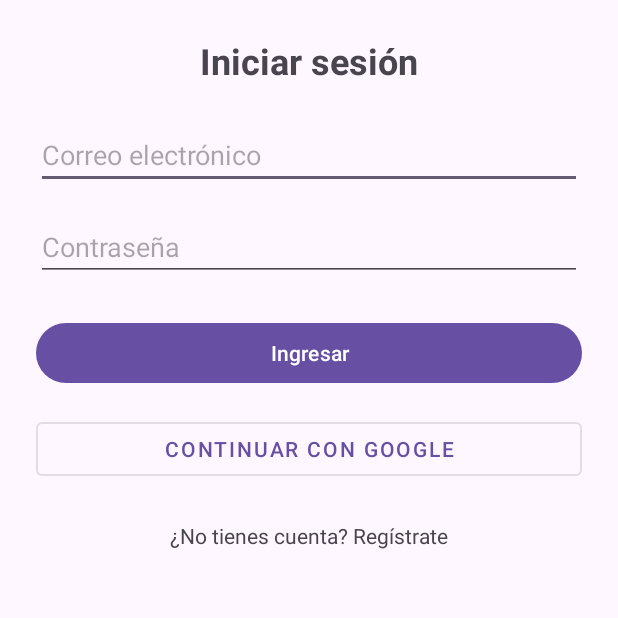
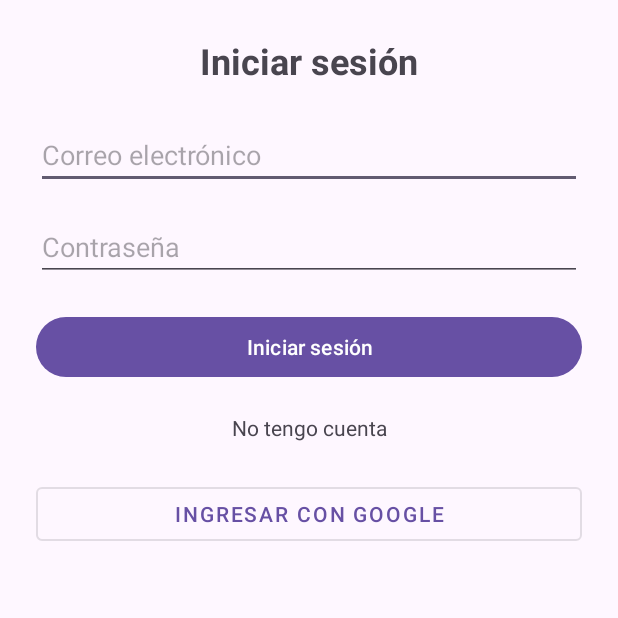
Before and after one commit to a256b/app-torneos-ajedrez, an Android app: the screen it shows after launch (LoginActivity), on a phone screen of 412 x 824 dp, the top half of it. Run offline under Robolectric (Android 15) with nearby library versions, the phone set to English and light mode, and no system bars; our stand-ins replace Firebase (no records; nobody signed in at launch, a user with empty details on screens opened directly).

```diff
--- a/app/src/main/res/layout/activity_login.xml
+++ b/app/src/main/res/layout/activity_login.xml
@@ -26,7 +26,7 @@
         android:id="@+id/username"
         android:layout_width="0dp"
         android:layout_height="wrap_content"
-        android:hint="Correo electrónico"
+        android:hint="@string/prompt_email"
         android:inputType="textEmailAddress"
         android:imeOptions="actionNext"
         app:layout_constraintTop_toBottomOf="@id/title"
@@ -38,7 +38,7 @@
         android:id="@+id/password"
         android:layout_width="0dp"
         android:layout_height="wrap_content"
-        android:hint="Contraseña"
+        android:hint="@string/prompt_password"
         android:inputType="textPassword"
         android:imeOptions="actionDone"
         app:layout_constraintTop_toBottomOf="@id/username"
@@ -61,36 +61,37 @@
         android:id="@+id/btnLogin"
         android:layout_width="0dp"
         android:layout_height="wrap_content"
-        android:text="Ingresar"
+        android:text="@string/sign_in"
         app:layout_constraintTop_toBottomOf="@id/loading"
         app:layout_constraintStart_toStartOf="parent"
         app:layout_constraintEnd_toEndOf="parent"
-        android:layout_marginTop="24dp"/>
+        android:layout_marginTop="20dp"/>
+
 
     <com.google.android.material.button.MaterialButton
         android:id="@+id/btnGoogleSignIn"
         style="@style/Widget.MaterialComponents.Button.OutlinedButton"
         android:layout_width="0dp"
         android:layout_height="wrap_content"
-        android:layout_marginTop="16dp"
+        android:layout_marginTop="24dp"
         android:drawableStart="@drawable/googleg_standard_color_18"
         android:drawablePadding="8dp"
-        android:text="Continuar con Google"
+        android:text="@string/ingresar_con_google"
         app:iconGravity="textStart"
         app:layout_constraintEnd_toEndOf="parent"
+        app:layout_constraintHorizontal_bias="0.0"
         app:layout_constraintStart_toStartOf="parent"
-        app:layout_constraintTop_toBottomOf="@id/btnLogin" />
-
+        app:layout_constraintTop_toBottomOf="@+id/registerNow" />
 
     <TextView
         android:id="@+id/registerNow"
         android:layout_width="wrap_content"
         android:layout_height="wrap_content"
-        android:text="¿No tienes cuenta? Regístrate"
+        android:layout_marginTop="20dp"
+        android:text="@string/click_to_register"
         android:textSize="14sp"
-        app:layout_constraintTop_toBottomOf="@id/btnGoogleSignIn"
+        app:layout_constraintEnd_toEndOf="parent"
         app:layout_constraintStart_toStartOf="parent"
-        app:layout_constraintEnd_toEndOf="parent"
-        android:layout_marginTop="24dp"/>
+        app:layout_constraintTop_toBottomOf="@+id/btnLogin" />
 
 </androidx.constraintlayout.widget.ConstraintLayout>
--- a/gradle/libs.versions.toml
+++ b/gradle/libs.versions.toml
@@ -14,8 +14,8 @@ constraintlayout = "2.1.4"
 lifecycleLivedataKtx = "2.6.1"
 lifecycleViewmodelKtx = "2.6.1"
 legacySupportV4 = "1.0.0"
-credentials = "1.5.0"
-credentialsPlayServicesAuth = "1.5.0"
+credentials = "1.2.2"
+credentialsPlayServicesAuth = "1.2.2"
 navigationFragmentKtx = "2.6.0"
 navigationUiKtx = "2.6.0"
 
```
